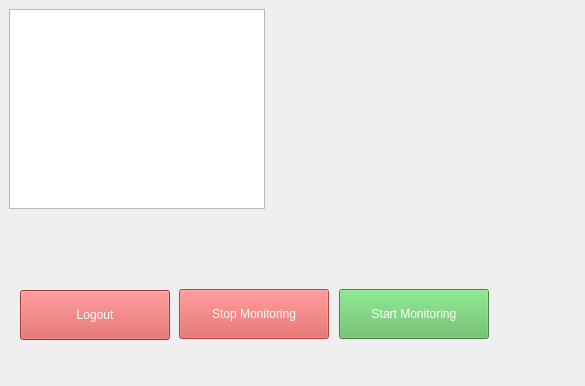
Qt form ui/main_window.ui (pornessianparapio/act_app) before a commit.
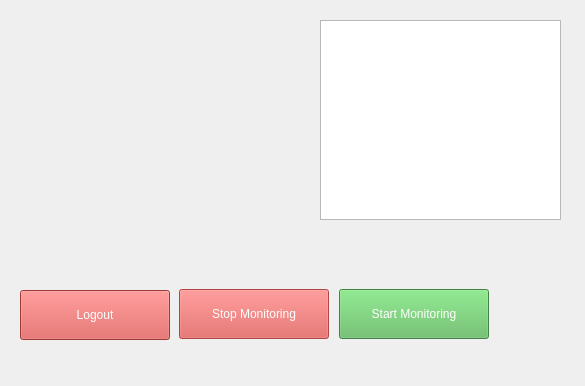
The same form after that commit.

```diff
--- a/ui/main_window.ui
+++ b/ui/main_window.ui
@@ -107,9 +107,9 @@
    <widget class="QGraphicsView" name="graphicsView">
     <property name="geometry">
      <rect>
-      <x>9</x>
-      <y>9</y>
-      <width>256</width>
+      <x>320</x>
+      <y>20</y>
+      <width>241</width>
       <height>200</height>
      </rect>
     </property>
```
